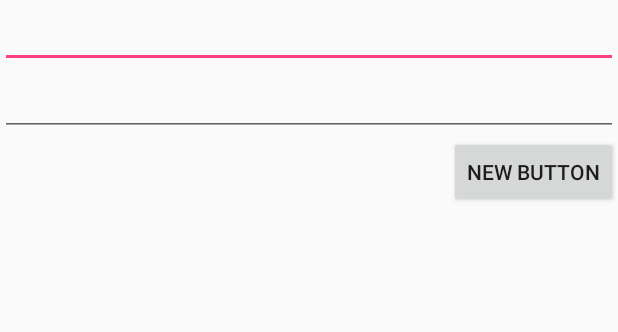
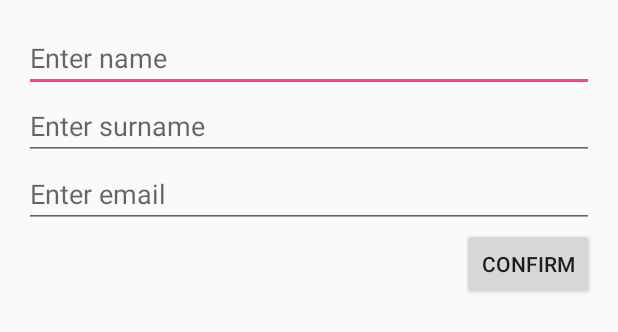
Before and after one commit to antek116/KozaczekAppInjection, an Android app: the layout login_form_layout.xml on its own in the app's theme, with its tools: preview values and no code run, on a phone screen of 412 x 824 dp. Shown: the top 332 px of the screen. Run offline under Robolectric (Android 15) with nearby library versions, the phone set to English and light mode, and no system bars.

```diff
--- a/app/src/main/AndroidManifest.xml
+++ b/app/src/main/AndroidManifest.xml
@@ -4,6 +4,8 @@
 
     <uses-permission android:name="android.permission.INTERNET" />
     <uses-permission android:name="android.permission.ACCESS_NETWORK_STATE" />
+
+    <uses-permission android:name="android.permission.MANAGE_ACCOUNTS" />
 
     <application
         android:allowBackup="true"
--- a/app/src/main/res/layout/login_form_layout.xml
+++ b/app/src/main/res/layout/login_form_layout.xml
@@ -1,26 +1,36 @@
 <?xml version="1.0" encoding="utf-8"?>
 <LinearLayout xmlns:android="http://schemas.android.com/apk/res/android"
     android:orientation="vertical" android:layout_width="match_parent"
-    android:layout_height="match_parent">
+    android:layout_height="match_parent"
+    android:padding="16dp">
 
     <EditText
         android:layout_width="match_parent"
         android:layout_height="wrap_content"
-        android:id="@+id/editText"
+        android:id="@+id/editTextName"
+        android:hint="@string/enter_name"
+        android:inputType="textCapWords"
         android:layout_gravity="center_horizontal" />
 
     <EditText
         android:layout_width="match_parent"
         android:layout_height="wrap_content"
-        android:inputType="textPassword"
-        android:ems="10"
-        android:id="@+id/editText2"
-        android:layout_gravity="center_horizontal" />
+        android:id="@+id/editTextSurname"
+        android:hint="@string/enter_surname"
+        android:inputType="textCapWords"/>
+
+    <EditText
+        android:layout_width="match_parent"
+        android:layout_height="wrap_content"
+        android:inputType="textEmailAddress"
+        android:id="@+id/editTextEnterEmail"
+        android:hint="@string/enter_email" />
 
     <Button
         android:layout_width="wrap_content"
         android:layout_height="wrap_content"
-        android:text="New Button"
-        android:id="@+id/button"
+        android:text="@string/Confirm"
+        android:id="@+id/buttonConfirmLogin"
+        android:onClick="onSubmitClick"
         android:layout_gravity="right" />
 </LinearLayout>
--- a/app/src/main/res/values/strings.xml
+++ b/app/src/main/res/values/strings.xml
@@ -16,4 +16,8 @@
     <string name="titleTextLayout">Title</string>
     <string name="descriptionTextLayout">description</string>
     <string name="pubDateTextLayout">Date</string>
+    <string name="enter_name">Enter name</string>
+    <string name="enter_surname">Enter surname</string>
+    <string name="enter_email">Enter email</string>
+    <string name="Confirm">Confirm</string>
 </resources>
```
Also changed, not shown: app/src/main/java/example/kozaczekapp/Authenticator/AccountKeyStorage.java (added, +11 -0 lines), app/src/main/java/example/kozaczekapp/Authenticator/AuthenticatorActivity.java (+28 -8 lines).
